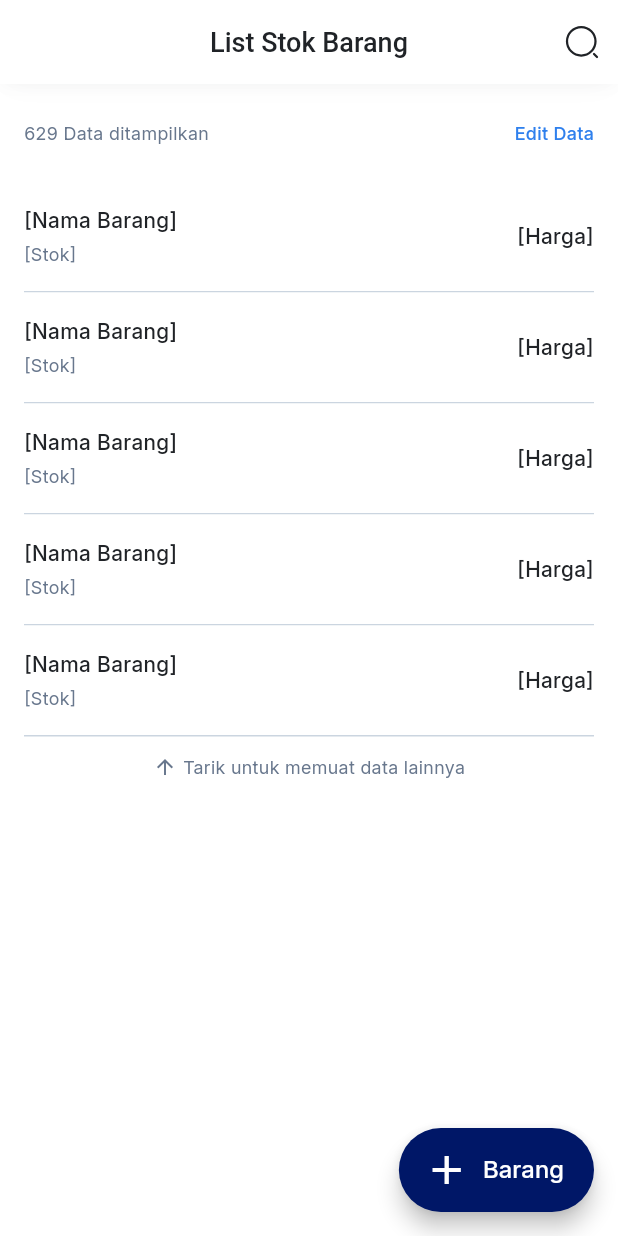
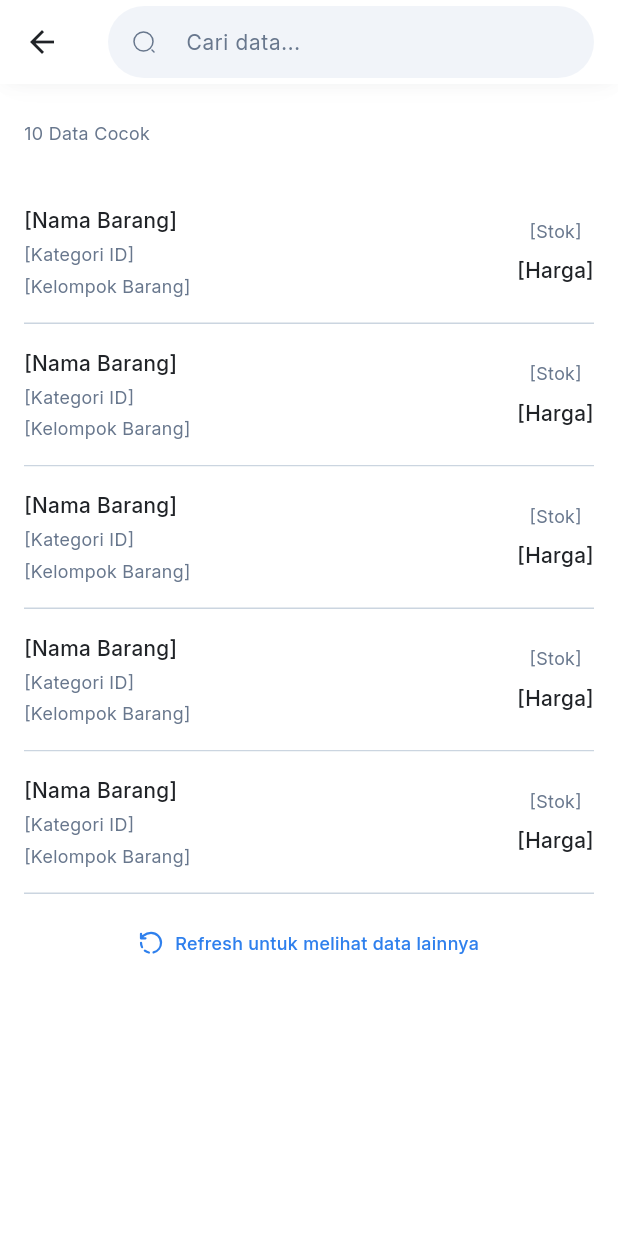
Before and after one commit to rizkydwitama/inventory-mobile, a Flutter app: the screen it shows after launch, after a tap on an icon or button, on a phone screen of 412 x 824 dp. Run offline on Flutter 3.47's test engine with Material 3 defaults, Android fonts, the phone set to English and light mode, and no system bars; our stand-ins replace flutter_svg, get.

Commit message:
slicing search item ui

```diff
--- a/lib/features/add_item/add_item_controller.dart
+++ b/lib/features/add_item/add_item_controller.dart
@@ -4,8 +4,6 @@ import 'package:get/get.dart';
 class AddItemController extends GetxController {
   final formKey = GlobalKey<FormState>();
   RxBool isButtonEnable = false.obs;
-
-
 
   bool validateForm() {
     return isButtonEnable.value = formKey.currentState?.validate() ?? false;
--- a/lib/features/list_item/list_item_page.dart
+++ b/lib/features/list_item/list_item_page.dart
@@ -15,7 +15,9 @@ class ListItemPage extends StatelessWidget {
     return Scaffold(
       appBar: AppBarWidgets(
         title: 'List Stok Barang',
-        actionOnPressed: () {},
+        actionOnPressed: () {
+          Get.toNamed(AppRoutes.searchItem);
+        },
         enableCenterTitle: true,
         enableLeading: false,
         enableAction: true,
@@ -53,6 +55,7 @@ class ListItemPage extends StatelessWidget {
             ListView.builder(
                 itemCount: 5,
                 shrinkWrap: true,
+                physics: NeverScrollableScrollPhysics(),
                 padding: EdgeInsets.zero,
                 itemBuilder: (context, index) {
                   return Container(
--- a/lib/features/search_item/search_item_controller.dart
+++ b/lib/features/search_item/search_item_controller.dart
@@ -1,3 +1,6 @@
+import 'package:flutter/cupertino.dart';
 import 'package:get/get.dart';
 
-class SearchItemController extends GetxController {}
+class SearchItemController extends GetxController {
+  final TextEditingController searchController = TextEditingController();
+}
--- a/lib/features/search_item/search_item_page.dart
+++ b/lib/features/search_item/search_item_page.dart
@@ -1,6 +1,10 @@
+import 'package:flutter_svg/flutter_svg.dart';
 import 'package:get/get.dart';
 import 'package:flutter/material.dart';
 import 'package:inventory_mobile/features/search_item/search_item_controller.dart';
+import 'package:inventory_mobile/widgets/search_app_bar_widgets.dart';
+
+import '../../themes/app_colors.dart';
 
 class SearchItemPage extends StatelessWidget {
   const SearchItemPage({super.key});
@@ -9,6 +13,139 @@ class SearchItemPage extends StatelessWidget {
   Widget build(BuildContext context) {
     final SearchItemController controller = Get.find();
 
-    return const Placeholder();
+    return Scaffold(
+      appBar: SearchAppBarWidgets(
+        searchController: controller.searchController,
+        onChanged: (String value) {},
+      ),
+      body: SafeArea(
+        child: ListView(
+          padding: EdgeInsets.symmetric(vertical: 24, horizontal: 16),
+          children: [
+            Text(
+              '10 Data Cocok',
+              style: TextStyle(
+                fontSize: 12,
+                fontWeight: FontWeight.w400,
+                color: AppColors.grey
+              ),
+            ),
+            const SizedBox(height: 24,),
+            ListView.builder(
+                itemCount: 5,
+                shrinkWrap: true,
+                physics: NeverScrollableScrollPhysics(),
+                padding: EdgeInsets.zero,
+                itemBuilder: (context, index) {
+                  return Container(
+                    width: Get.width,
+                    padding: EdgeInsets.symmetric(
+                        vertical: 16
+                    ),
+                    decoration: BoxDecoration(
+                        color: AppColors.light,
+                        border: Border(
+                          bottom: BorderSide(
+                              color: AppColors.border,
+                              width: 1
+                          ),
+                        )
+                    ),
+                    child: Row(
+                      crossAxisAlignment: CrossAxisAlignment.center,
+                      mainAxisAlignment: MainAxisAlignment.spaceBetween,
+                      children: [
+                        Column(
+                          crossAxisAlignment: CrossAxisAlignment.start,
+                          children: [
+                            Text(
+                              '[Nama Barang]',
+                              style: TextStyle(
+                                  fontSize: 14,
+                                  color: AppColors.dark,
+                                  fontWeight: FontWeight.w500
+                              ),
+                            ),
+                            const SizedBox(height: 4,),
+                            Text(
+                              '[Kategori ID]',
+                              style: TextStyle(
+                                  color: AppColors.grey,
+                                  fontSize: 12,
+                                  fontWeight: FontWeight.w400
+                              ),
+                            ),
+                            const SizedBox(height: 4,),
+                            Text(
+                              '[Kelompok Barang]',
+                              style: TextStyle(
+                                  color: AppColors.grey,
+                                  fontSize: 12,
+                                  fontWeight: FontWeight.w400
+                              ),
+                            ),
+                          ],
+                        ),
+                        Column(
+                          children: [
+                            Text(
+                              '[Stok]',
+                              style: TextStyle(
+                                  color: AppColors.grey,
+                                  fontSize: 12,
+                                  fontWeight: FontWeight.w400
+                              ),
+                            ),
+                            const SizedBox(height: 8,),
+                            Text(
+                              '[Harga]',
+                              style: TextStyle(
+                                  color: AppColors.dark,
+                                  fontSize: 14,
+                                  fontWeight: FontWeight.w500
+                              ),
+                            ),
+
+                          ],
+                        )
+                      ],
+                    ),
+                  );
+                }
+            ),
+            const SizedBox(height: 24,),
+            InkWell(
+              onTap: () {},
+              child: Row(
+                mainAxisAlignment: MainAxisAlignment.center,
+                children: [
+                  Container(
+                    width: 16,
+                    height: 16,
+                    alignment: Alignment.center,
+                    child: SvgPicture.asset(
+                      'assets/icons/ic_refresh.svg',
+                      colorFilter: ColorFilter.mode(
+                        AppColors.secondary,
+                        BlendMode.srcIn
+                      ),
+                    ),
+                  ),
+                  const SizedBox(width: 8,),
+                  Text(
+                    'Refresh untuk melihat data lainnya',
+                    style: TextStyle(
+                      fontSize: 12,
+                      color: AppColors.secondary,
+                      fontWeight: FontWeight.w500
+                    ),
+                  )
+                ],
+              ),
+            )
+          ],
+        ),
+      ),
+    );
   }
 }
--- a/lib/widgets/app_bar_widgets.dart
+++ b/lib/widgets/app_bar_widgets.dart
@@ -41,6 +41,8 @@ class AppBarWidgets extends StatelessWidget implements PreferredSizeWidget {
       ),
       child: AppBar(
         centerTitle: enableCenterTitle,
+        scrolledUnderElevation: 0,
+        elevation: 0,
         title: Text(
           title,
         ),
--- /dev/null
+++ b/lib/widgets/search_app_bar_widgets.dart
@@ -0,0 +1,92 @@
+import 'package:flutter/material.dart';
+import 'package:flutter_svg/flutter_svg.dart';
+import 'package:get/get.dart';
+import '../themes/app_colors.dart';
+
+class SearchAppBarWidgets extends StatelessWidget implements PreferredSizeWidget {
+  const SearchAppBarWidgets({super.key, required this.searchController, required this.onChanged});
+
+  final TextEditingController searchController;
+  final Function(String) onChanged;
+
+  @override
+  Widget build(BuildContext context) {
+    return Container(
+      decoration: BoxDecoration(
+          color: AppColors.light,
+          boxShadow: [
+            BoxShadow(
+                color: AppColors.dark.withValues(alpha: 0.04),
+                spreadRadius: -2,
+                blurRadius: 8,
+                offset: Offset(0, 2)
+            ),
+            BoxShadow(
+                color: AppColors.dark.withValues(alpha: 0.04),
+                spreadRadius: -6,
+                blurRadius: 16,
+                offset: Offset(0, 4)
+            )
+          ]
+      ),
+      child: AppBar(
+        scrolledUnderElevation: 0,
+        elevation: 0,
+        leading: IconButton(
+            onPressed: () => Get.back(),
+            icon: Icon(
+              Icons.arrow_back,
+              size: 24,
+              color: AppColors.dark,
+            )
+        ),
+        title: TextFormField(
+          controller: searchController,
+          onChanged: onChanged,
+          cursorColor: AppColors.dark,
+          style: TextStyle(
+            fontSize: 14,
+            fontWeight: FontWeight.w400,
+            color: AppColors.dark
+          ),
+          decoration: InputDecoration(
+            filled: true,
+            contentPadding: EdgeInsets.all(12),
+            hintText: 'Cari data...',
+            hintStyle: TextStyle(
+                fontSize: 14,
+                fontWeight: FontWeight.w400,
+                color: AppColors.grey
+            ),
+            prefixIcon: Container(
+              width: 16,
+              height: 16,
+              alignment: Alignment.center,
+              child: SvgPicture.asset(
+                'assets/icons/ic_search.svg',
+                width: 16,
+                height: 16,
+                fit: BoxFit.scaleDown,
+                colorFilter: ColorFilter.mode(
+                  AppColors.grey, BlendMode.srcIn
+                ),
+              ),
+            ),
+            fillColor: AppColors.lightSecond,
+            enabledBorder: OutlineInputBorder(
+              borderRadius: BorderRadius.circular(900),
+              borderSide: BorderSide.none
+            ),
+            focusedBorder: OutlineInputBorder(
+                borderRadius: BorderRadius.circular(900),
+                borderSide: BorderSide.none
+            ),
+          ),
+        ),
+      ),
+    );
+  }
+
+  @override
+  Size get preferredSize => const Size.fromHeight(56.0);
+}
```
Also changed, not shown: assets/icons/ic_refresh.svg (added).
